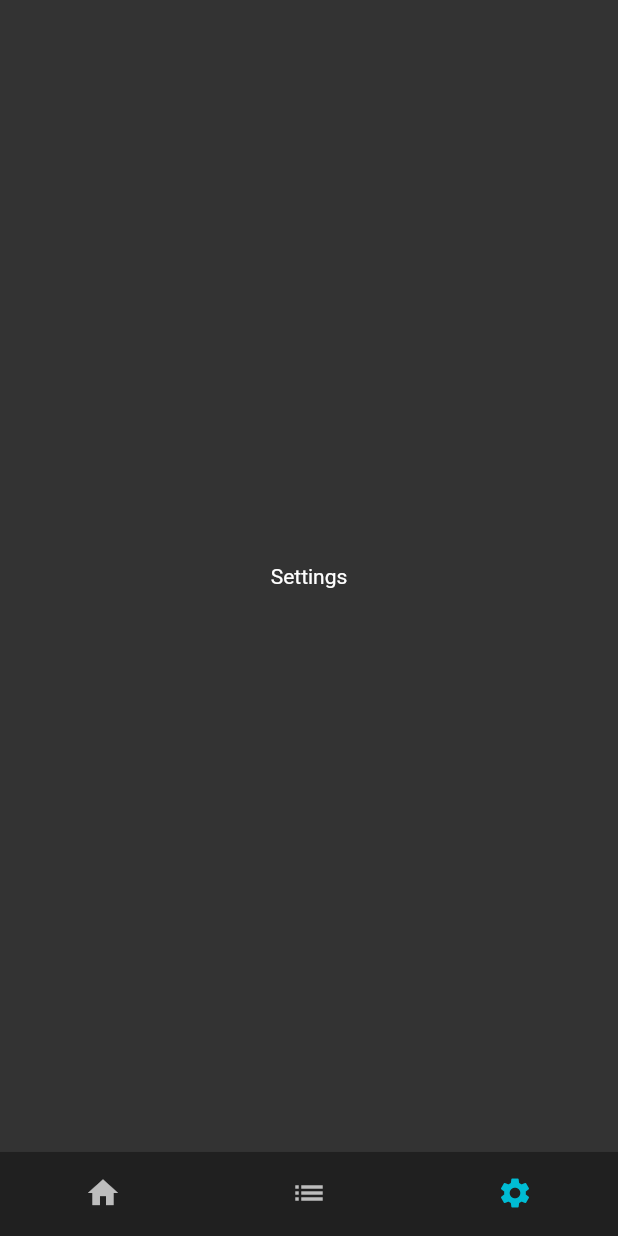
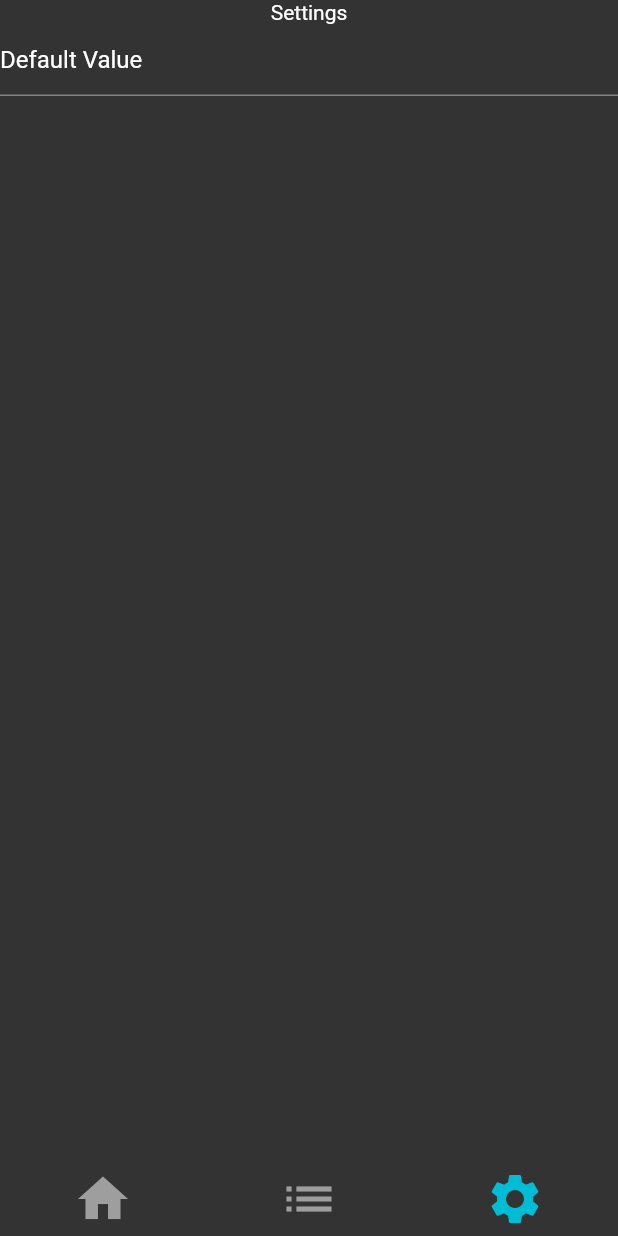
Before and after one commit to timre13/WordLearner, a Flutter app: the screen it shows after launch, item 3 of the bottom bar chosen, on a phone screen of 412 x 824 dp. Run offline on Flutter 3.47's test engine with Material 2 defaults, Android fonts, the phone set to English and light mode, and no system bars.

Commit message:
Rewrite tab handling

```diff
--- a/lib/main.dart
+++ b/lib/main.dart
@@ -12,14 +12,16 @@ class App extends StatelessWidget {
     return MaterialApp(
       title: "Word Learner",
       theme: ThemeData(
-          bottomNavigationBarTheme: const BottomNavigationBarThemeData(
-            backgroundColor: Color(0xff202020),
-            elevation: 1,
-          ),
-          colorScheme: const ColorScheme.dark(
-            secondary: Colors.cyan,
-          ),
-          scaffoldBackgroundColor: const Color(0xff333333)),
+        colorScheme: const ColorScheme.dark(
+          secondary: Colors.cyan,
+        ),
+        scaffoldBackgroundColor: const Color(0xff333333),
+        tabBarTheme: const TabBarTheme(
+          labelColor: Colors.cyan,
+          unselectedLabelColor: Colors.grey,
+          indicator: BoxDecoration(),
+        ),
+      ),
       home: const MainWidget(),
     );
   }
@@ -32,35 +34,56 @@ class MainWidget extends StatefulWidget {
   State<MainWidget> createState() => _MainWidgetState();
 }
 
-class _MainWidgetState extends State<MainWidget> {
-  final _pages = List<Widget>.of(const [
+class _MainWidgetState extends State<MainWidget> with TickerProviderStateMixin {
+  final _pages = const [
     HomePage(),
     ListPage(),
     SettingsPage(),
-  ]);
-  int _currentPageI = 0;
+  ];
+
+  //final _pageNames = const [
+  //  "Home",
+  //  "List",
+  //  "Settings",
+  //];
+
+  final _pageIcons = const [
+    Icons.home,
+    Icons.list,
+    Icons.settings,
+  ];
+
+  late TabController _tabController;
+
+  @override
+  void initState() {
+    super.initState();
+    _tabController = TabController(
+        length: _pages.length,
+        vsync: this,
+        animationDuration: const Duration(milliseconds: 200));
+  }
 
   @override
   Widget build(BuildContext context) {
     return Scaffold(
-      body: Center(child: _pages[_currentPageI]),
-      bottomNavigationBar: BottomNavigationBar(
-        onTap: (int x) {
-          setState(() {
-            _currentPageI = x;
-          });
-        },
-        showSelectedLabels: false,
-        showUnselectedLabels: false,
-        items: const [
-          BottomNavigationBarItem(icon: Icon(Icons.home), label: "Home"),
-          BottomNavigationBarItem(icon: Icon(Icons.list), label: "List"),
-          BottomNavigationBarItem(
-              icon: Icon(Icons.settings), label: "Settings"),
-        ],
-        currentIndex: _currentPageI,
-      ),
-    );
+        bottomNavigationBar: TabBar(
+          tabs: Iterable.generate(_pages.length)
+              .toList()
+              .map((i) => Tab(
+                    icon: Icon(_pageIcons[i], size: 40),
+                    //text: _pageNames[i],
+                  ))
+              .toList(),
+          controller: _tabController,
+        ),
+        body: SafeArea(
+          child: TabBarView(
+            controller: _tabController,
+            physics: const NeverScrollableScrollPhysics(),
+            children: _pages,
+          ),
+        ));
   }
 }
 
@@ -99,9 +122,27 @@ class SettingsPage extends StatefulWidget {
   State<SettingsPage> createState() => _SettingsPageState();
 }
 
-class _SettingsPageState extends State<SettingsPage> {
+class _SettingsPageState extends State<SettingsPage>
+    with AutomaticKeepAliveClientMixin<SettingsPage> {
+  final _textFieldVal = "Default Value";
+
+  @override
+  bool get wantKeepAlive => true;
+
   @override
   Widget build(BuildContext context) {
-    return const Center(child: Text("Settings"));
+    super.build(context);
+
+    var fieldWidget =
+        TextField(controller: TextEditingController(text: _textFieldVal));
+
+    return Center(
+      child: Column(
+        children: [
+          const Text("Settings"),
+          fieldWidget,
+        ],
+      ),
+    );
   }
 }
```
